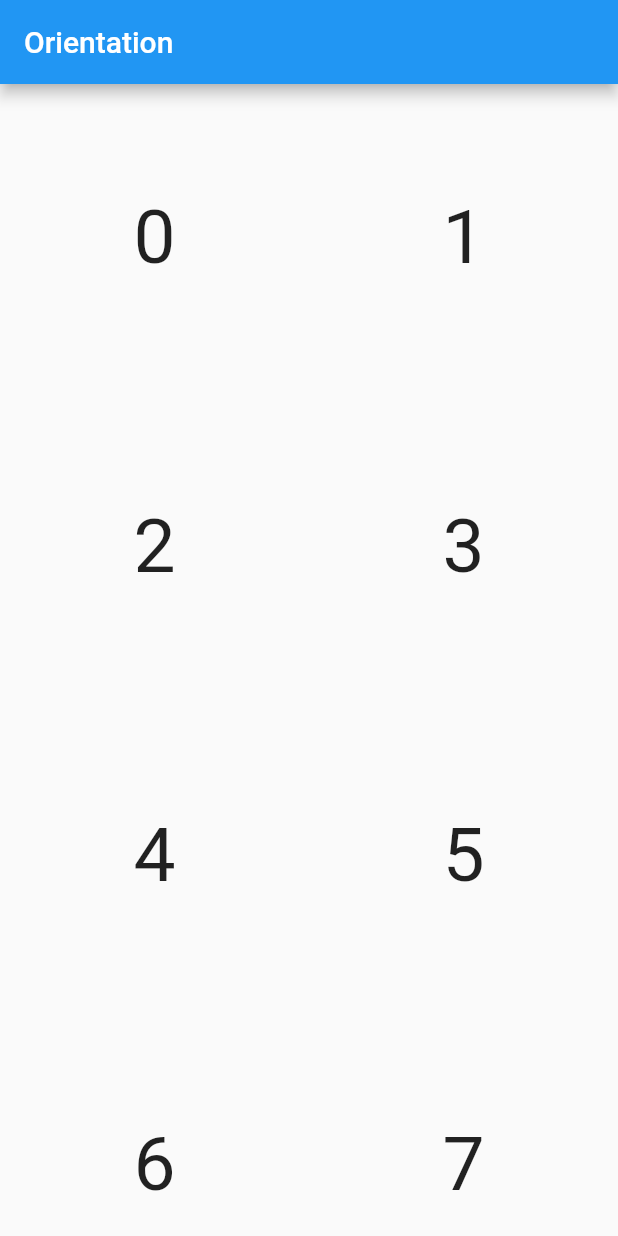
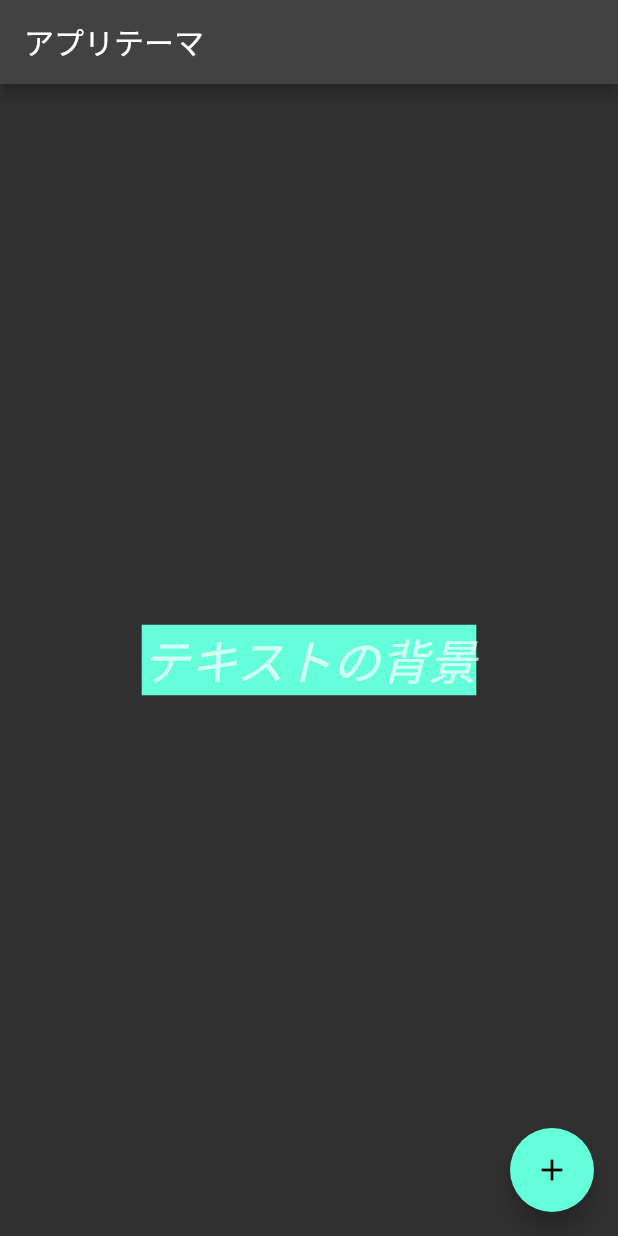
Before and after one commit to urayusuke/OrientationBuilder, a Flutter app: the screen it shows after launch, on a phone screen of 412 x 824 dp. Run offline on Flutter 3.47's test engine with Material 2 defaults, Android fonts, the phone set to English and light mode, and no system bars; Roboto replaces fonts that are missing (Georgia).

Commit message:
テーマカラー設定

```diff
--- a/lib/main.dart
+++ b/lib/main.dart
@@ -9,39 +9,52 @@ class MyApp extends StatelessWidget {
 
   @override
   Widget build(BuildContext context) {
-    const appTitle = 'Orientation';
+    const appName = 'アプリテーマ';
 
-    return const MaterialApp(
-      title: appTitle,
-      home: OrientationList(
-        title: appTitle,
+    return MaterialApp(
+      title: appName,
+      theme: ThemeData(
+        brightness: Brightness.dark,
+        primaryColor: Colors.lightBlue[800],
+        fontFamily: 'Georgia',
+        textTheme: const TextTheme(
+          headline1: TextStyle(fontSize: 32, fontStyle: FontStyle.italic),
+          bodyText2: TextStyle(fontSize: 14, fontFamily: 'Hind'),
+        ),
+      ),
+      home: const MyHomePage(
+        title: appName,
       ),
     );
   }
 }
 
-class OrientationList extends StatelessWidget {
+class MyHomePage extends StatelessWidget {
   final String title;
 
-  const OrientationList({Key? key, required this.title}) : super(key: key);
+  const MyHomePage({Key? key, required this.title}) : super(key: key);
+
   @override
   Widget build(BuildContext context) {
     return Scaffold(
-      appBar: AppBar(title: Text(title)),
-      body: OrientationBuilder(
-        builder: (context, orientation) {
-          return GridView.count(
-            crossAxisCount: orientation == Orientation.portrait ? 2 : 3,
-            children: List.generate(10, (index) {
-              return Center(
-                child: Text(
-                  '$index',
-                  style: const TextStyle(fontSize: 50),
-                ),
-              );
-            }),
-          );
-        },
+      appBar: AppBar(
+        title: Text(title),
+      ),
+      body: Center(
+        child: Container(
+          color: Theme.of(context).colorScheme.secondary,
+          child: Text(
+            'テキストの背景',
+            style: Theme.of(context).textTheme.headline1,
+          ),
+        ),
+      ),
+      floatingActionButton: Theme(
+        data: Theme.of(context).copyWith(splashColor: Colors.yellow),
+        child: FloatingActionButton(
+          onPressed: () {},
+          child: const Icon(Icons.add),
+        ),
       ),
     );
   }
```
